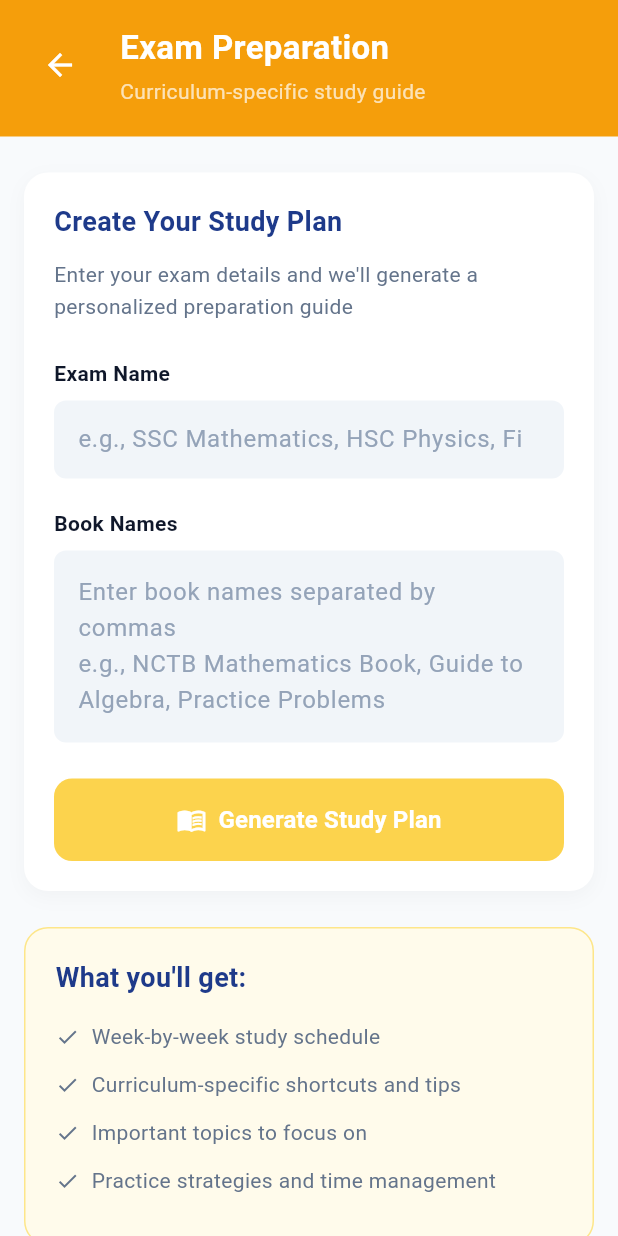
After one commit to srsakilhossen302/OmniAI, a Flutter app: the ExamPrepScreen screen opened directly, on a phone screen of 412 x 824 dp. The commit adds this screen. Run offline on Flutter 3.47's test engine with Material 3 defaults, Android fonts, the light colour scheme and no system bars; our stand-ins replace camera, country_picker, flutter_markdown, get, image_picker, permission_handler and 1 more; accounts and stored records are empty.

Commit message:
feat: add exam preparation feature with UI, controller, and study plan generation that navigates to AI chat.

```diff
--- a/lib/View/Screen/Student/ChatWithAI/View/ai_chat_screen.dart
+++ b/lib/View/Screen/Student/ChatWithAI/View/ai_chat_screen.dart
@@ -3,6 +3,7 @@ import 'package:get/get.dart';
 import 'package:flutter_markdown/flutter_markdown.dart';
 import '../../AIScanner/View/ai_scanner_screen.dart';
 import '../../AssignmentWriter/View/assignment_writer_screen.dart';
+import '../../ExamPreparation/View/exam_prep_screen.dart';
 import '../Controller/ai_chat_controller.dart';
 import '../Model/ai_chat_model.dart';
 
@@ -246,6 +247,9 @@ class AIChatScreen extends StatelessWidget {
               if (controller.source.value == 'scanner') {
                 icon = const Icon(Icons.camera_alt_outlined, color: Color(0xFF3B82F6), size: 24);
                 onTap = () => Get.to(() => const AIScannerScreen());
+              } else if (controller.source.value == 'exam_prep') {
+                icon = const Icon(Icons.menu_book, color: Color(0xFF3B82F6), size: 24);
+                onTap = () => Get.to(() => const ExamPrepScreen());
               } else {
                 // assignment writer
                 icon = const Icon(Icons.edit_document, color: Color(0xFF3B82F6), size: 24);
--- /dev/null
+++ b/lib/View/Screen/Student/ExamPreparation/Controller/exam_prep_controller.dart
@@ -0,0 +1,81 @@
+import 'package:flutter/material.dart';
+import 'package:get/get.dart';
+import '../../ChatWithAI/View/ai_chat_screen.dart';
+
+class ExamPrepController extends GetxController {
+  final examNameController = TextEditingController();
+  final bookNamesController = TextEditingController();
+
+  final isGenerating = false.obs;
+  final isValid = false.obs;
+
+  @override
+  void onInit() {
+    super.onInit();
+    examNameController.addListener(_validate);
+    bookNamesController.addListener(_validate);
+  }
+
+  void _validate() {
+    isValid.value = examNameController.text.trim().isNotEmpty &&
+                    bookNamesController.text.trim().isNotEmpty;
+  }
+
+  @override
+  void onClose() {
+    examNameController.dispose();
+    bookNamesController.dispose();
+    super.onClose();
+  }
+
+  void generateStudyPlan() {
+    if (!isValid.value) return;
+
+    isGenerating.value = true;
+    final examName = examNameController.text.trim();
+    final books = bookNamesController.text.trim();
+
+    Future.delayed(const Duration(seconds: 2), () {
+      isGenerating.value = false;
+
+      final String generatedMarkdown = '''# Study Plan: $examName
+
+## Overview
+This personalized study plan is designed to help you prepare effectively for **$examName** using your suggested resources: *$books*.
+
+## Week 1-2: Core Concepts & Foundation
+### Focus Areas
+- Review the fundamental theories in your primary textbook.
+- Understand the core syllabus requirements for $examName.
+
+### Action Items
+1. Read the first 3 chapters of the main resource.
+2. Create summary notes for quick revision.
+3. Solve introductory practice problems.
+
+## Week 3-4: Advanced Topics & Application
+### Focus Areas
+- Dive into complex topics and application-based questions.
+- Start using curriculum-specific shortcuts.
+
+### Action Items
+1. Complete remaining chapters.
+2. Review past exam papers.
+3. Identify weak areas and re-read those sections.
+
+## Final Week: Revision & Mock Tests
+- **Day 1-3:** Full syllabus rapid revision.
+- **Day 4-5:** Take 2 full-length timed mock exams.
+- **Day 6:** Rest and light review of formulas/key points.''';
+
+      Get.to(() => const AIChatScreen(), arguments: {
+        'initialMessage': generatedMarkdown,
+        'source': 'exam_prep'
+      });
+
+      examNameController.clear();
+      bookNamesController.clear();
+      isValid.value = false;
+    });
+  }
+}
--- /dev/null
+++ b/lib/View/Screen/Student/ExamPreparation/View/exam_prep_screen.dart
@@ -0,0 +1,296 @@
+import 'package:flutter/material.dart';
+import 'package:get/get.dart';
+import '../Controller/exam_prep_controller.dart';
+
+class ExamPrepScreen extends StatelessWidget {
+  const ExamPrepScreen({super.key});
+
+  @override
+  Widget build(BuildContext context) {
+    final controller = Get.put(ExamPrepController());
+
+    return Scaffold(
+      backgroundColor: const Color(0xFFF8FAFC),
+      body: Column(
+        children: [
+          _buildHeader(context),
+          Expanded(
+            child: SingleChildScrollView(
+              padding: const EdgeInsets.symmetric(horizontal: 16, vertical: 24),
+              child: Column(
+                children: [
+                  _buildInputCard(controller),
+                  const SizedBox(height: 24),
+                  _buildBenefitsCard(),
+                  const SizedBox(height: 32),
+                ],
+              ),
+            ),
+          ),
+        ],
+      ),
+    );
+  }
+
+  Widget _buildHeader(BuildContext context) {
+    return Container(
+      width: double.infinity,
+      padding: EdgeInsets.only(
+        top: MediaQuery.of(context).padding.top + 16,
+        left: 16,
+        right: 16,
+        bottom: 20,
+      ),
+      decoration: const BoxDecoration(
+        color: Color(0xFFF59E0B), // Vibrant Orange
+      ),
+      child: Row(
+        crossAxisAlignment: CrossAxisAlignment.center,
+        children: [
+          IconButton(
+            onPressed: () => Get.back(),
+            icon: const Icon(Icons.arrow_back, color: Colors.white, size: 24),
+            padding: EdgeInsets.zero,
+            constraints: const BoxConstraints(),
+          ),
+          const SizedBox(width: 16),
+          Column(
+            crossAxisAlignment: CrossAxisAlignment.start,
+            children: [
+              const Text(
+                'Exam Preparation',
+                style: TextStyle(
+                  fontSize: 22,
+                  fontWeight: FontWeight.bold,
+                  color: Colors.white,
+                ),
+              ),
+              const SizedBox(height: 4),
+              const Text(
+                'Curriculum-specific study guide',
+                style: TextStyle(
+                  fontSize: 14,
+                  color: Colors.white70,
+                ),
+              ),
+            ],
+          ),
+        ],
+      ),
+    );
+  }
+
+  Widget _buildInputCard(ExamPrepController controller) {
+    return Container(
+      padding: const EdgeInsets.all(20),
+      decoration: BoxDecoration(
+        color: Colors.white,
+        borderRadius: BorderRadius.circular(16),
+        boxShadow: [
+          BoxShadow(
+            color: Colors.black.withOpacity(0.03),
+            blurRadius: 10,
+            offset: const Offset(0, 4),
+          ),
+        ],
+      ),
+      child: Column(
+        crossAxisAlignment: CrossAxisAlignment.start,
+        children: [
+          const Text(
+            'Create Your Study Plan',
+            style: TextStyle(
+              fontSize: 18,
+              fontWeight: FontWeight.bold,
+              color: Color(0xFF1E3A8A), // Deep Blue Title
+            ),
+          ),
+          const SizedBox(height: 12),
+          const Text(
+            "Enter your exam details and we'll generate a personalized preparation guide",
+            style: TextStyle(
+              fontSize: 14,
+              color: Color(0xFF64748B),
+              height: 1.5,
+            ),
+          ),
+          const SizedBox(height: 24),
+          const Text(
+            'Exam Name',
+            style: TextStyle(fontSize: 14, fontWeight: FontWeight.bold, color: Color(0xFF0F172A)),
+          ),
+          const SizedBox(height: 8),
+          Container(
+            decoration: BoxDecoration(
+              color: const Color(0xFFF1F5F9), // Light grey input BG
+              borderRadius: BorderRadius.circular(8),
+            ),
+            child: TextField(
+              controller: controller.examNameController,
+              decoration: const InputDecoration(
+                hintText: 'e.g., SSC Mathematics, HSC Physics, Fi',
+                hintStyle: TextStyle(color: Color(0xFF94A3B8)),
+                border: InputBorder.none,
+                contentPadding: EdgeInsets.symmetric(horizontal: 16, vertical: 14),
+              ),
+            ),
+          ),
+          const SizedBox(height: 20),
+          const Text(
+            'Book Names',
+            style: TextStyle(fontSize: 14, fontWeight: FontWeight.bold, color: Color(0xFF0F172A)),
+          ),
+          const SizedBox(height: 8),
+          Container(
+            decoration: BoxDecoration(
+              color: const Color(0xFFF1F5F9), // Light grey input BG
+              borderRadius: BorderRadius.circular(8),
+            ),
+            child: TextField(
+              controller: controller.bookNamesController,
+              maxLines: 4,
+              decoration: const InputDecoration(
+                hintText: 'Enter book names separated by commas\ne.g., NCTB Mathematics Book, Guide to Algebra, Practice Problems',
+                hintStyle: TextStyle(color: Color(0xFF94A3B8), height: 1.5),
+                border: InputBorder.none,
+                contentPadding: EdgeInsets.all(16),
+              ),
+            ),
+          ),
+          const SizedBox(height: 24),
+          SizedBox(
+            width: double.infinity,
+            child: Obx(() {
+              final isGen = controller.isGenerating.value;
+              final isValid = controller.isValid.value;
+
+              Color bgColor;
+              if (isGen) {
+                bgColor = const Color(0xFFFCD34D); // Soft orange/yellow
+              } else if (isValid) {
+                bgColor = const Color(0xFFF59E0B); // Active Deep orange
+              } else {
+                bgColor = const Color(0xFFFCD34D); // Disabled soft orange
+              }
+
+              return ElevatedButton.icon(
+                onPressed: (isValid && !isGen) ? controller.generateStudyPlan : null,
+                icon: isGen
+                  ? const _SpinningIcon(icon: Icons.menu_book)
+                  : const Icon(Icons.menu_book, color: Colors.white, size: 20),
+                label: Text(
+                  isGen ? 'Generating Study Plan...' : 'Generate Study Plan',
+                  style: const TextStyle(
+                    color: Colors.white,
+                    fontSize: 16,
+                    fontWeight: FontWeight.bold,
+                  ),
+                ),
+                style: ElevatedButton.styleFrom(
+                  disabledForegroundColor: Colors.white,
+                  disabledBackgroundColor: bgColor,
+                  backgroundColor: bgColor,
+                  padding: const EdgeInsets.symmetric(vertical: 16),
+                  shape: RoundedRectangleBorder(
+                    borderRadius: BorderRadius.circular(12),
+                  ),
+                  elevation: 0,
+                ),
+              );
+            }),
+          ),
+        ],
+      ),
+    );
+  }
+
+  Widget _buildBenefitsCard() {
+    return Container(
+      width: double.infinity,
+      padding: const EdgeInsets.all(20),
+      decoration: BoxDecoration(
+        color: const Color(0xFFFFFBEB), // Very Light Orange/Yellow BG
+        borderRadius: BorderRadius.circular(16),
+        border: Border.all(color: const Color(0xFFFDE68A)), // Soft orange border
+      ),
+      child: Column(
+        crossAxisAlignment: CrossAxisAlignment.start,
+        children: [
+          const Text(
+            "What you'll get:",
+            style: TextStyle(
+              fontSize: 18,
+              fontWeight: FontWeight.bold,
+              color: Color(0xFF1E3A8A), // Deep Blue Title
+            ),
+          ),
+          const SizedBox(height: 16),
+          _buildCheckLine('Week-by-week study schedule'),
+          _buildCheckLine('Curriculum-specific shortcuts and tips'),
+          _buildCheckLine('Important topics to focus on'),
+          _buildCheckLine('Practice strategies and time management'),
+        ],
+      ),
+    );
+  }
+
+  Widget _buildCheckLine(String text) {
+    return Padding(
+      padding: const EdgeInsets.only(bottom: 12),
+      child: Row(
+        crossAxisAlignment: CrossAxisAlignment.start,
+        children: [
+          const Padding(
+            padding: EdgeInsets.only(top: 2, right: 8),
+            child: Icon(Icons.check, size: 16, color: Color(0xFF64748B)),
+          ),
+          Expanded(
+            child: Text(
+              text,
+              style: const TextStyle(
+                fontSize: 14,
+                color: Color(0xFF64748B),
+                height: 1.4,
+              ),
+            ),
+          ),
+        ],
+      ),
+    );
+  }
+}
+
+class _SpinningIcon extends StatefulWidget {
+  final IconData icon;
+  const _SpinningIcon({required this.icon});
+
+  @override
+  State<_SpinningIcon> createState() => _SpinningIconState();
+}
+
+class _SpinningIconState extends State<_SpinningIcon> with SingleTickerProviderStateMixin {
+  late AnimationController _animationController;
+
+  @override
+  void initState() {
+    super.initState();
+    _animationController = AnimationController(
+      vsync: this,
+      duration: const Duration(seconds: 2),
+    )..repeat();
+  }
+
+  @override
+  void dispose() {
+    _animationController.dispose();
+    super.dispose();
+  }
+
+  @override
+  Widget build(BuildContext context) {
+    return RotationTransition(
+      turns: _animationController,
+      child: Icon(widget.icon, color: Colors.white),
+    );
+  }
+}
--- a/lib/View/Screen/Student/StudentHome/Controller/student_home_controller.dart
+++ b/lib/View/Screen/Student/StudentHome/Controller/student_home_controller.dart
@@ -4,6 +4,7 @@ import '../../MyLibrary/View/library_screen.dart';
 import '../../AIScanner/View/ai_scanner_screen.dart';
 import '../../ChatWithAI/View/ai_chat_screen.dart';
 import '../../AssignmentWriter/View/assignment_writer_screen.dart';
+import '../../ExamPreparation/View/exam_prep_screen.dart';
 
 class StudentHomeController extends GetxController {
   // Observables for Models
@@ -73,6 +74,6 @@ class StudentHomeController extends GetxController {
   }
 
   void openExamPrep() {
-    // Navigate to Exam Prep
+    Get.to(() => const ExamPrepScreen(), transition: Transition.rightToLeft);
   }
 }
```
